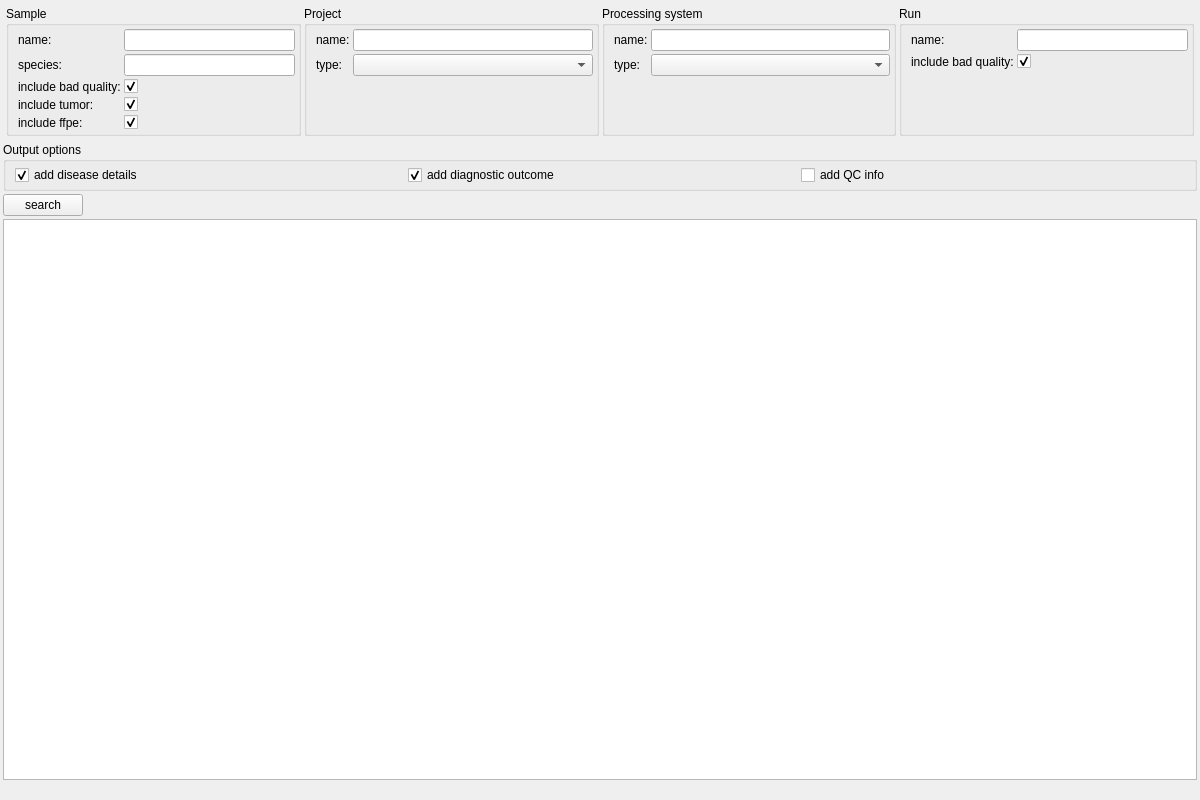
imgag/ngs-bits, file src/GSvar/SampleSearchWidget.ui: the form before one commit.
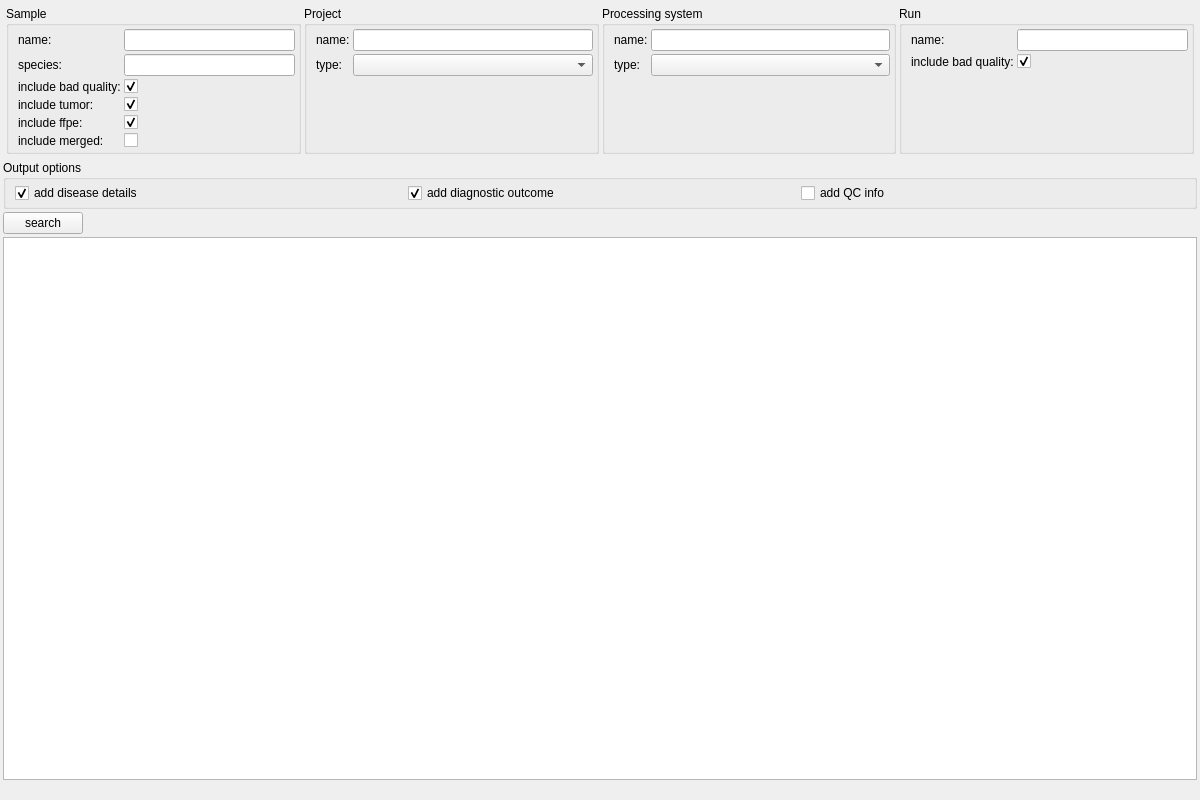
The form after the commit. Icons and pictures are not drawn. Custom widgets are drawn as their Qt base class.

Commit message: NGSD: added merged samples table.

```diff
--- a/src/GSvar/SampleSearchWidget.ui
+++ b/src/GSvar/SampleSearchWidget.ui
@@ -150,6 +150,20 @@
           </property>
          </widget>
         </item>
+        <item row="5" column="0">
+         <widget class="QLabel" name="label_12">
+          <property name="text">
+           <string>include merged:</string>
+          </property>
+         </widget>
+        </item>
+        <item row="5" column="1">
+         <widget class="QCheckBox" name="s_merged">
+          <property name="text">
+           <string/>
+          </property>
+         </widget>
+        </item>
        </layout>
       </widget>
      </item>
@@ -399,16 +413,16 @@
   </layout>
  </widget>
  <customwidgets>
+  <customwidget>
+   <class>DBSelector</class>
+   <extends>QLineEdit</extends>
+   <header location="global">DBSelector.h</header>
+  </customwidget>
   <customwidget>
    <class>DBTableWidget</class>
    <extends>QTableWidget</extends>
    <header>DBTableWidget.h</header>
   </customwidget>
-  <customwidget>
-   <class>DBSelector</class>
-   <extends>QLineEdit</extends>
-   <header>DBSelector.h</header>
-  </customwidget>
  </customwidgets>
  <tabstops>
   <tabstop>s_name</tabstop>
```
The commit also changes 15 other files.
